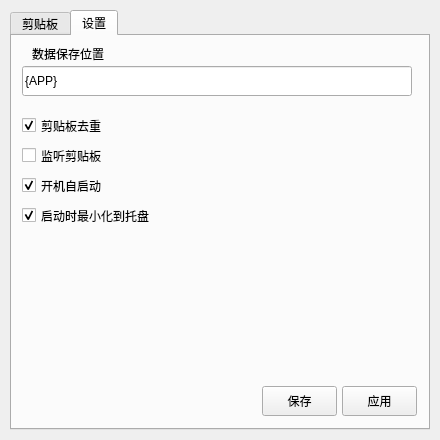
Above: src/mainwindow.ui from engsr6982/ClipBoardQt before the change. Below: the same form after it.
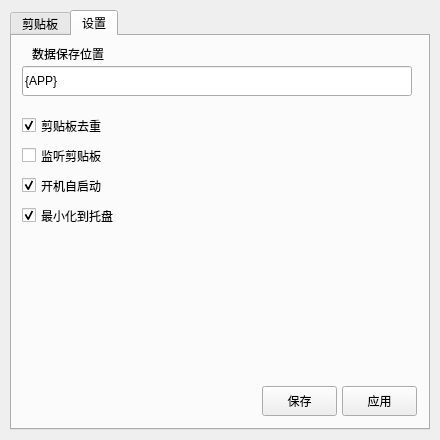
That is the form after the change. The open tabs and pages were chosen to show the change.

```diff
--- a/src/mainwindow.ui
+++ b/src/mainwindow.ui
@@ -278,7 +278,7 @@
        </rect>
       </property>
       <property name="text">
-       <string>启动时最小化到托盘</string>
+       <string>最小化到托盘</string>
       </property>
       <property name="checked">
        <bool>true</bool>
```
Left out of the diff: 2 changed lines with no effect on the pictures.
